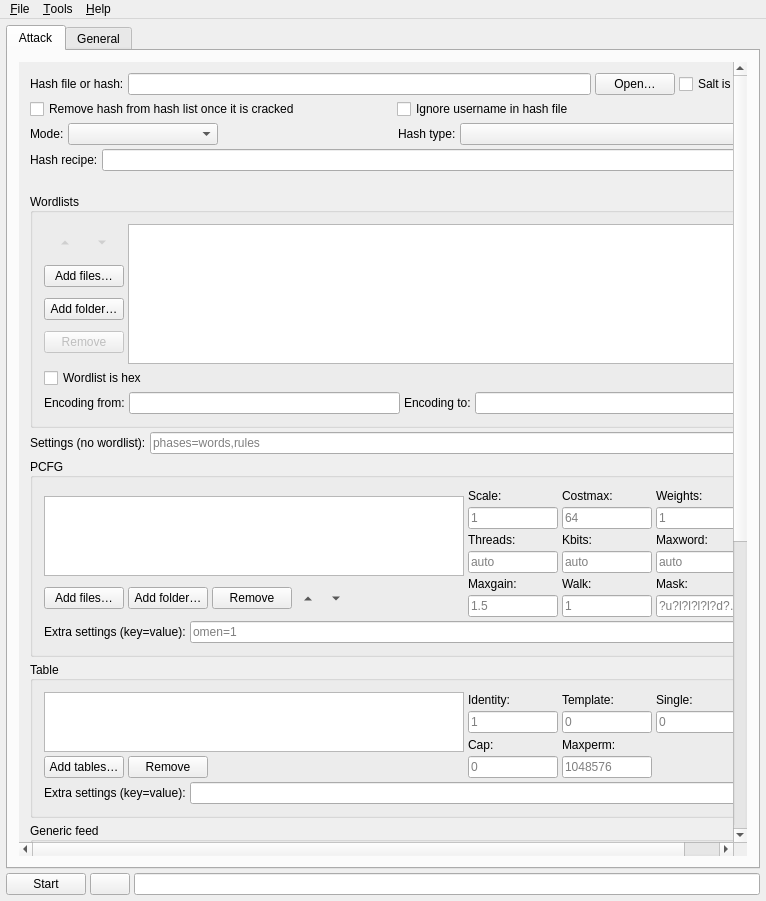
rgroesslinger/hashcat-gui, file src/mainwindow.ui: the form before one commit.
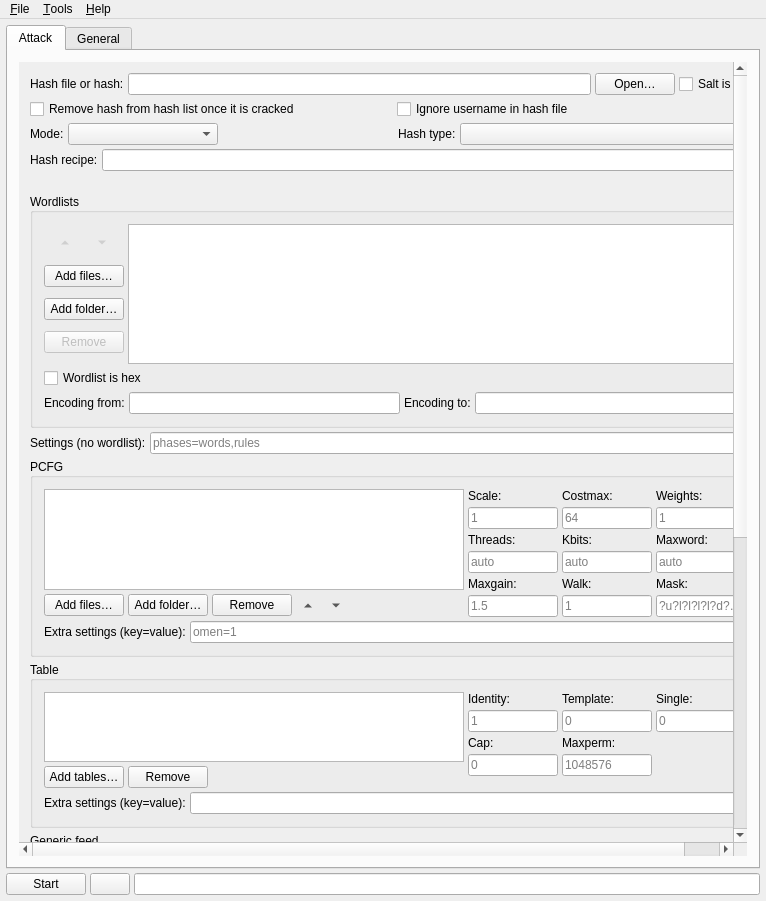
The form after the commit. Icons and pictures are not drawn.

Commit message:
Align group box content to the top
The attack tab's boxes sit in rows, so a shorter box was stretched by its
taller neighbours and Qt spread its children over the extra height.
Top-align the content of every attack-tab box and of the PCFG and table
setting grids next to their lists.

Grow the PCFG and table lists to 120 px so both show enough rows; the
window envelope grows by only 3 px.

```diff
--- a/src/mainwindow.ui
+++ b/src/mainwindow.ui
@@ -539,6 +539,9 @@
                <set>Qt::AlignmentFlag::AlignLeft|Qt::AlignmentFlag::AlignVCenter</set>
               </property>
               <layout class="QVBoxLayout" name="verticalLayout_pcfg">
+               <property name="alignment">
+                <set>Qt::AlignmentFlag::AlignTop</set>
+               </property>
                <property name="spacing">
                 <number>4</number>
                </property>
@@ -563,7 +566,7 @@
               <property name="maximumSize">
                <size>
                 <width>16777215</width>
-                <height>80</height>
+                <height>120</height>
                </size>
               </property>
               <property name="toolTip">
@@ -928,6 +931,9 @@
                <set>Qt::AlignmentFlag::AlignLeft|Qt::AlignmentFlag::AlignVCenter</set>
               </property>
               <layout class="QVBoxLayout" name="verticalLayout_table">
+               <property name="alignment">
+                <set>Qt::AlignmentFlag::AlignTop</set>
+               </property>
                <property name="spacing">
                 <number>4</number>
                </property>
@@ -952,7 +958,7 @@
               <property name="maximumSize">
                <size>
                 <width>16777215</width>
-                <height>60</height>
+                <height>120</height>
                </size>
               </property>
               <property name="toolTip">
@@ -1013,6 +1019,9 @@
                  </item>
                  <item>
                   <layout class="QGridLayout" name="gridLayout_table">
+                   <property name="alignment">
+                    <set>Qt::AlignmentFlag::AlignTop</set>
+                   </property>
                    <property name="spacing">
                     <number>4</number>
                    </property>
```
Left out of the diff: 21 changed lines with no effect on the pictures. The commit also changes 3 other files.
